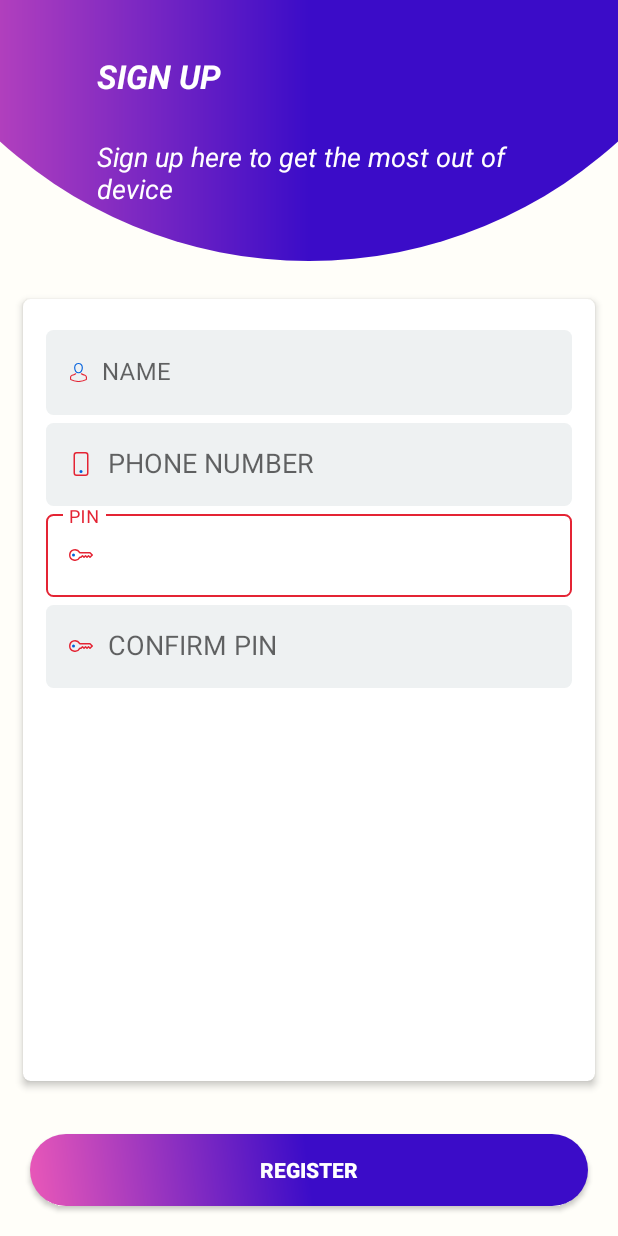
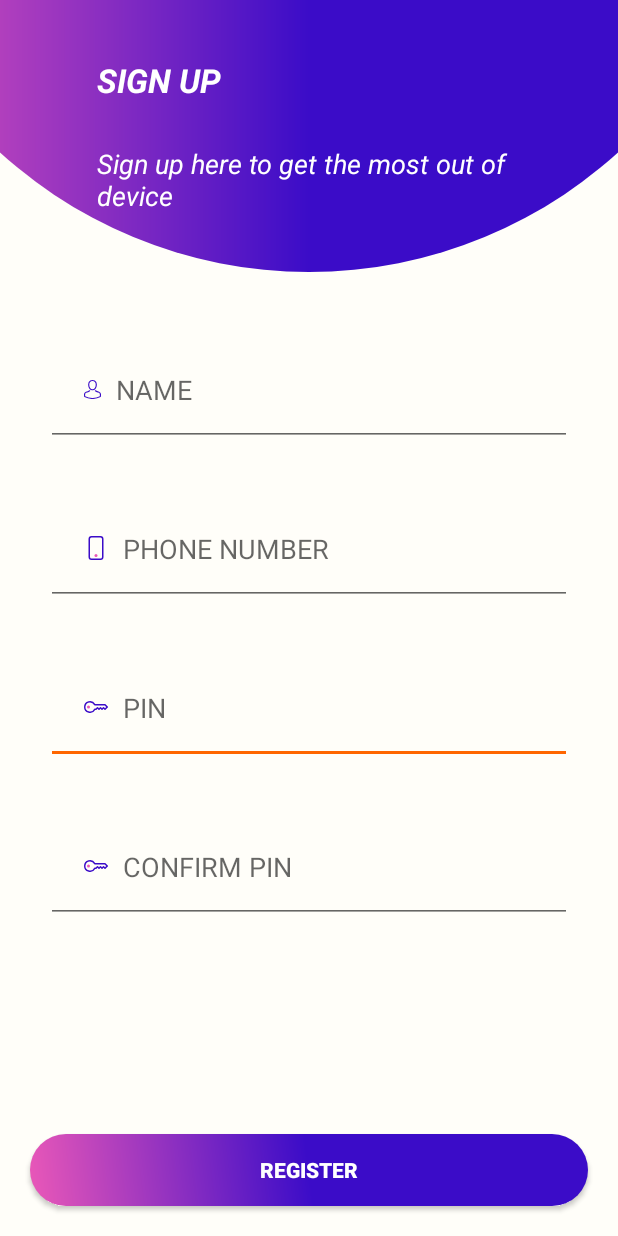
Before and after one commit to postbox-18/Women_Safety_Management, an Android app: the screen it shows after launch (RegisterActivity), on a phone screen of 412 x 824 dp. Run offline under Robolectric (Android 15) with nearby library versions, the phone set to English and light mode, and no system bars.

Commit message:
updating UI register

```diff
--- a/app/src/main/java/com/example/wm/Login_Register/RegisterActivity.java
+++ b/app/src/main/java/com/example/wm/Login_Register/RegisterActivity.java
@@ -26,7 +26,7 @@ public class RegisterActivity extends AppCompatActivity {
     private AutoCompleteTextView pin,cpin,phonenum;
     private String  s_name,s_phonenum,s_pin,s_cpin,TAG="RegisterActivity";
     private AppCompatButton register;
-    private TextInputLayout name_layout,phonenum_layout,pin_layout,cpin_layout;
+    //private TextInputLayout name_layout,phonenum_layout,pin_layout,cpin_layout;
 
 
 
@@ -35,33 +35,33 @@ public class RegisterActivity extends AppCompatActivity {
         super.onCreate(savedInstanceState);
         setContentView(R.layout.activity_register);
         name=findViewById(R.id.name);
-        name_layout=findViewById(R.id.name_layout);
+       /* name_layout=findViewById(R.id.name_layout);
         addTextChanger(name,name_layout);
-        setOnFoucsChangeLister(name,name_layout);
+        setOnFoucsChangeLister(name,name_layout);*/
 
 
 
         phonenum=findViewById(R.id.phonenum);
-        phonenum_layout=findViewById(R.id.phonenum_layout);
+       /* phonenum_layout=findViewById(R.id.phonenum_layout);
         addTextChanger(phonenum,phonenum_layout);
-        setOnFoucsChangeLister(phonenum,phonenum_layout);
+        setOnFoucsChangeLister(phonenum,phonenum_layout);*/
         phonenum.requestFocus();
         phonenum.setThreshold(10);
 
 
         pin=findViewById(R.id.pin);
-        pin_layout=findViewById(R.id.pin_layout);
+        /*pin_layout=findViewById(R.id.pin_layout);
         addTextChanger(pin,pin_layout);
-        setOnFoucsChangeLister(pin,pin_layout);
+        setOnFoucsChangeLister(pin,pin_layout);*/
         pin.requestFocus();
         pin.setThreshold(3);
 
 
 
         cpin=findViewById(R.id.cpin);
-        cpin_layout=findViewById(R.id.cpin_layout);
+       /* cpin_layout=findViewById(R.id.cpin_layout);
         addTextChanger(cpin,cpin_layout);
-        setOnFoucsChangeLister(cpin,cpin_layout);
+        setOnFoucsChangeLister(cpin,cpin_layout);*/
         pin.requestFocus();
         pin.setThreshold(3);
 
--- a/app/src/main/res/drawable/ic_key.xml
+++ b/app/src/main/res/drawable/ic_key.xml
@@ -5,8 +5,8 @@
     android:viewportHeight="16">
   <path
       android:pathData="M0,8a4,4 0,0 1,7.465 -2L14,6a0.5,0.5 0,0 1,0.354 0.146l1.5,1.5a0.5,0.5 0,0 1,0 0.708l-1.5,1.5a0.5,0.5 0,0 1,-0.708 0L13,9.207l-0.646,0.647a0.5,0.5 0,0 1,-0.708 0L11,9.207l-0.646,0.647a0.5,0.5 0,0 1,-0.708 0L9,9.207l-0.646,0.647A0.5,0.5 0,0 1,8 10h-0.535A4,4 0,0 1,0 8zM4,5a3,3 0,1 0,2.712 4.285A0.5,0.5 0,0 1,7.163 9h0.63l0.853,-0.854a0.5,0.5 0,0 1,0.708 0l0.646,0.647 0.646,-0.647a0.5,0.5 0,0 1,0.708 0l0.646,0.647 0.646,-0.647a0.5,0.5 0,0 1,0.708 0l0.646,0.647 0.793,-0.793 -1,-1h-6.63a0.5,0.5 0,0 1,-0.451 -0.285A3,3 0,0 0,4 5z"
-      android:fillColor="@color/red_pink"/>
+      android:fillColor="@color/purple"/>
   <path
       android:pathData="M4,8a1,1 0,1 1,-2 0,1 1,0 0,1 2,0z"
-      android:fillColor="@color/colorPrimary"/>
+      android:fillColor="@color/dark_pink"/>
 </vector>
--- a/app/src/main/res/drawable/ic_man_vector__22_.xml
+++ b/app/src/main/res/drawable/ic_man_vector__22_.xml
@@ -5,8 +5,8 @@
     android:viewportHeight="12.982">
   <path
       android:pathData="M5.478,6.995h0.086a2.48,2.48 0,0 0,1.9 -0.819,4.917 4.917,0 0,0 0.844,-3.359 2.739,2.739 0,0 0,-1.3 -2.437,2.985 2.985,0 0,0 -1.447,-0.379L5.503,0.001a2.989,2.989 0,0 0,-1.446 0.368A2.743,2.743 0,0 0,2.738 2.817,4.917 4.917,0 0,0 3.578,6.176 2.47,2.47 0,0 0,5.478 6.995ZM3.455,2.885c0,-0.007 0,-0.016 0,-0.021A1.957,1.957 0,0 1,5.501 0.728h0.032A1.966,1.966 0,0 1,7.578 2.864a0.054,0.054 0,0 0,0 0.021,4.252 4.252,0 0,1 -0.664,2.809 1.759,1.759 0,0 1,-1.384 0.575L5.503,6.269a1.755,1.755 0,0 1,-1.382 -0.575A4.288,4.288 0,0 1,3.455 2.885Z"
-      android:fillColor="@color/colorPrimary"/>
+      android:fillColor="@color/purple"/>
   <path
       android:pathData="M11.042,10.313L11.042,10.304c0,-0.021 0,-0.043 0,-0.067a2.11,2.11 0,0 0,-1.218 -2.175l-0.027,-0.007A7.8,7.8 0,0 1,7.567 7.044a0.363,0.363 0,0 0,-0.416 0.594,8.369 8.369,0 0,0 2.455,1.121c0.626,0.223 0.7,0.893 0.716,1.505a0.6,0.6 0,0 0,0 0.068,4.885 4.885,0 0,1 -0.057,0.83 9.894,9.894 0,0 1,-4.739 1.1,9.941 9.941,0 0,1 -4.742,-1.1 4.533,4.533 0,0 1,-0.057 -0.83c0,-0.022 0,-0.043 0,-0.068 0.018,-0.613 0.089,-1.282 0.714,-1.505A8.477,8.477 0,0 0,3.896 7.63a0.363,0.363 0,0 0,-0.416 -0.595,7.663 7.663,0 0,1 -2.232,1.016l-0.027,0.009a2.112,2.112 0,0 0,-1.217 2.175,0.578 0.578,0 0,1 0,0.067v0.009a4.078,4.078 0,0 0,0.137 1.218,0.351 0.351,0 0,0 0.139,0.169 10.17,10.17 0,0 0,5.248 1.285,10.2 10.2,0 0,0 5.248,-1.285 0.366,0.366 0,0 0,0.139 -0.169A4.35,4.35 0,0 0,11.042 10.313Z"
-      android:fillColor="@color/red_pink"/>
+      android:fillColor="@color/purple"/>
 </vector>
--- a/app/src/main/res/drawable/ic_phone__1_.xml
+++ b/app/src/main/res/drawable/ic_phone__1_.xml
@@ -5,8 +5,8 @@
     android:viewportHeight="16">
   <path
       android:pathData="M11,1a1,1 0,0 1,1 1v12a1,1 0,0 1,-1 1H5a1,1 0,0 1,-1 -1V2a1,1 0,0 1,1 -1h6zM5,0a2,2 0,0 0,-2 2v12a2,2 0,0 0,2 2h6a2,2 0,0 0,2 -2V2a2,2 0,0 0,-2 -2H5z"
-      android:fillColor="@color/red_pink"/>
+      android:fillColor="@color/purple"/>
   <path
       android:pathData="M8,14a1,1 0,1 0,0 -2,1 1,0 0,0 0,2z"
-      android:fillColor="@color/colorPrimary"/>
+      android:fillColor="@color/dark_pink"/>
 </vector>
--- a/app/src/main/res/layout/activity_register.xml
+++ b/app/src/main/res/layout/activity_register.xml
@@ -5,27 +5,29 @@
     android:layout_width="match_parent"
     android:layout_height="match_parent"
     tools:context=".Login_Register.RegisterActivity">
+
     <androidx.constraintlayout.widget.ConstraintLayout
         android:id="@+id/head"
         android:layout_width="match_parent"
+        android:layout_height="0dp"
+        android:layout_marginBottom="10dp"
+        android:background="@drawable/signin_background"
+        android:padding="10dp"
         app:layout_constraintBottom_toTopOf="@id/name_ct"
+        app:layout_constraintEnd_toEndOf="parent"
         app:layout_constraintStart_toStartOf="parent"
-        android:background="@drawable/signin_background"
-        app:layout_constraintEnd_toEndOf="parent"
-        android:padding="10dp"
-        android:layout_marginBottom="10dp"
-        app:layout_constraintVertical_weight="0.5"
         app:layout_constraintTop_toTopOf="parent"
-        android:layout_height="0dp">
+        app:layout_constraintVertical_weight="0.5">
+
         <TextView
             android:id="@+id/heads"
             android:layout_width="0dp"
             android:layout_height="wrap_content"
             android:text="SIGN UP"
+            android:textAlignment="textStart"
+            android:textColor="@color/white"
+            android:textSize="22dp"
             android:textStyle="bold|italic"
-            android:textSize="22dp"
-            android:textColor="@color/white"
-            android:textAlignment="textStart"
             app:layout_constraintBottom_toTopOf="@id/about"
             app:layout_constraintEnd_toEndOf="@id/right_guide"
             app:layout_constraintStart_toStartOf="@id/left_guide"
@@ -36,103 +38,68 @@
             android:layout_width="0dp"
             android:layout_height="wrap_content"
             android:text="Sign up here to get the most out of device"
+            android:textColor="@color/white"
+            android:textSize="18dp"
+            android:textStyle="italic"
             app:layout_constraintBottom_toBottomOf="parent"
             app:layout_constraintEnd_toEndOf="@id/right_guide"
             app:layout_constraintStart_toStartOf="@id/left_guide"
-            android:textColor="@color/white"
-            android:textStyle="italic"
-            android:textSize="18dp"
             app:layout_constraintTop_toBottomOf="@id/heads" />
+
         <androidx.constraintlayout.widget.Guideline
             android:id="@+id/left_guide"
             android:layout_width="2dp"
             android:layout_height="match_parent"
             android:orientation="vertical"
-            app:layout_constraintGuide_begin="55dp"/>
+            app:layout_constraintGuide_begin="55dp" />
+
         <androidx.constraintlayout.widget.Guideline
             android:id="@+id/right_guide"
             android:layout_width="2dp"
             android:layout_height="match_parent"
             android:orientation="vertical"
-            app:layout_constraintGuide_end="55dp"/>
+            app:layout_constraintGuide_end="55dp" />
     </androidx.constraintlayout.widget.ConstraintLayout>
-    <androidx.cardview.widget.CardView
+    <LinearLayout
         android:id="@+id/name_ct"
-        android:layout_width="0dp"
-        android:layout_height="0dp"
-        android:layout_marginStart="10dp"
-        app:layout_constraintVertical_weight="1.5"
-        android:layout_marginEnd="10dp"
-        android:layout_marginBottom="5dp"
-        app:cardCornerRadius="5dp"
-        app:cardElevation="3dp"
-        app:contentPadding="5dp"
+        android:layout_width="match_parent"
         app:layout_constraintBottom_toTopOf="@id/registerbtn"
         app:layout_constraintEnd_toEndOf="parent"
         app:layout_constraintStart_toStartOf="parent"
-        android:layout_margin="15dp"
-        app:layout_constraintTop_toBottomOf="@id/head">
+        app:layout_constraintTop_toBottomOf="@id/head"
+        app:layout_constraintVertical_weight="1.5"
+        android:layout_height="0dp">
         <LinearLayout
             android:layout_width="match_parent"
             android:layout_height="match_parent"
-            android:layout_margin="10dp"
+            android:layout_margin="15dp"
             android:orientation="vertical">
-
-            <com.google.android.material.textfield.TextInputLayout
-                android:id="@+id/name_layout"
-                android:layout_width="match_parent"
-                android:layout_height="wrap_content"
-                style="@style/myFilledBoxs_red_pink"
-                app:layout_constraintBottom_toTopOf="@id/phonenum_layout"
-                app:layout_constraintEnd_toEndOf="parent"
-                app:layout_constraintStart_toStartOf="parent"
-                app:layout_constraintTop_toBottomOf="@id/head">
 
             <com.google.android.material.textfield.TextInputEditText
                 android:id="@+id/name"
                 android:layout_width="match_parent"
-
+                android:layout_height="wrap_content"
                 android:drawableStart="@drawable/ic_man_vector__22_"
                 android:drawablePadding="10dp"
-                    android:singleLine="true"
-                    android:layout_height="wrap_content"
-                    android:hint="NAME" />
-            </com.google.android.material.textfield.TextInputLayout>
-
-            <com.google.android.material.textfield.TextInputLayout
-                android:id="@+id/phonenum_layout"
-                android:layout_width="match_parent"
-                style="@style/myFilledBoxs_red_pink"
-                android:layout_height="wrap_content"
-                app:layout_constraintBottom_toTopOf="@id/pin_layout"
-                app:layout_constraintEnd_toEndOf="parent"
-                app:layout_constraintStart_toStartOf="parent"
-                app:layout_constraintTop_toBottomOf="@id/name_layout">
+                android:textColor="@color/purple"
+                android:layout_margin="15dp"
+                android:hint="NAME"
+                android:padding="25dp"
+                android:singleLine="true" />
 
             <AutoCompleteTextView
                 android:id="@+id/phonenum"
                 android:layout_width="match_parent"
+                android:layout_height="wrap_content"
                 android:drawableStart="@drawable/ic_phone__1_"
                 android:drawablePadding="10dp"
-                    android:layout_height="wrap_content"
+                android:hint="PHONE NUMBER"
+                android:textColor="@color/purple"
+                android:layout_margin="15dp"
+                android:inputType="number"
                 android:maxLength="10"
-                    android:padding="15dp"
-
-                    android:singleLine="true"
-                    android:inputType="number"
-                    android:hint="PHONE NUMBER" />
-            </com.google.android.material.textfield.TextInputLayout>
-
-            <com.google.android.material.textfield.TextInputLayout
-                android:id="@+id/pin_layout"
-                android:layout_width="match_parent"
-
-                style="@style/myFilledBoxs_red_pink"
-                android:layout_height="wrap_content"
-                app:layout_constraintBottom_toTopOf="@id/cpin_layout"
-                app:layout_constraintEnd_toEndOf="parent"
-                app:layout_constraintStart_toStartOf="parent"
-                app:layout_constraintTop_toBottomOf="@id/phonenum_layout">
+                android:padding="25dp"
+                android:singleLine="true" />
 
             <AutoCompleteTextView
                 android:id="@+id/pin"
@@ -140,51 +107,43 @@
                 android:layout_height="wrap_content"
                 android:drawableStart="@drawable/ic_key"
                 android:drawablePadding="10dp"
-                    android:padding="15dp"
+                android:hint="PIN"
+                android:inputType="number"
                 android:maxLength="4"
-                    android:inputType="number"
-                    android:singleLine="true"
+                android:textColor="@color/purple"
+                android:layout_margin="15dp"
+                android:padding="25dp"
 
-                    android:hint="PIN" />
-            </com.google.android.material.textfield.TextInputLayout>
+                android:singleLine="true" />
 
-            <com.google.android.material.textfield.TextInputLayout
-                android:id="@+id/cpin_layout"
+            <AutoCompleteTextView
+                android:id="@+id/cpin"
+
                 android:layout_width="match_parent"
-                style="@style/myFilledBoxs_red_pink"
-                android:layout_height="wrap_content"
-
-                app:layout_constraintBottom_toTopOf="@id/registerbtn"
-                app:layout_constraintEnd_toEndOf="parent"
-                app:layout_constraintStart_toStartOf="parent"
-                app:layout_constraintTop_toBottomOf="@id/pin_layout" >
-                <AutoCompleteTextView
-                    android:layout_width="match_parent"
-
                 android:layout_height="wrap_content"
                 android:drawableStart="@drawable/ic_key"
-                    android:padding="15dp"
-                    android:inputType="number"
-                    android:singleLine="true"
-                    android:maxLength="4"
                 android:drawablePadding="10dp"
                 android:hint="CONFIRM PIN"
-                    android:id="@+id/cpin"
-                    />
-            </com.google.android.material.textfield.TextInputLayout>
+                android:textColor="@color/purple"
+                android:layout_margin="15dp"
+                android:inputType="number"
+                android:maxLength="4"
+                android:padding="25dp"
+                android:singleLine="true" />
+
         </LinearLayout>
-    </androidx.cardview.widget.CardView>
+    </LinearLayout>
+
     <androidx.appcompat.widget.AppCompatButton
         android:id="@+id/registerbtn"
         android:layout_width="match_parent"
-
         android:layout_height="wrap_content"
+        android:layout_margin="20dp"
         android:background="@drawable/register_btn"
         android:text="Register"
-        android:layout_margin="20dp"
-        android:textStyle="bold"
         android:textAlignment="center"
         android:textColor="@color/white"
+        android:textStyle="bold"
         app:layout_constraintBottom_toBottomOf="parent"
         app:layout_constraintEnd_toEndOf="parent"
         app:layout_constraintStart_toStartOf="parent"
```
Lines whose indentation alone changed are shown as unchanged.
